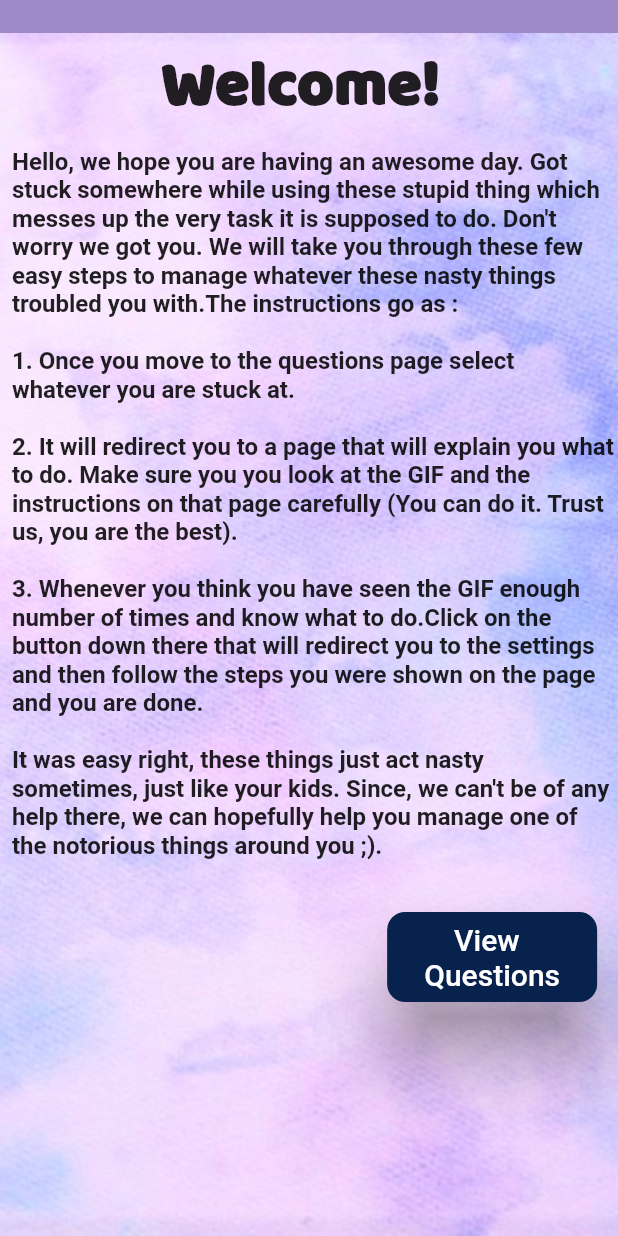
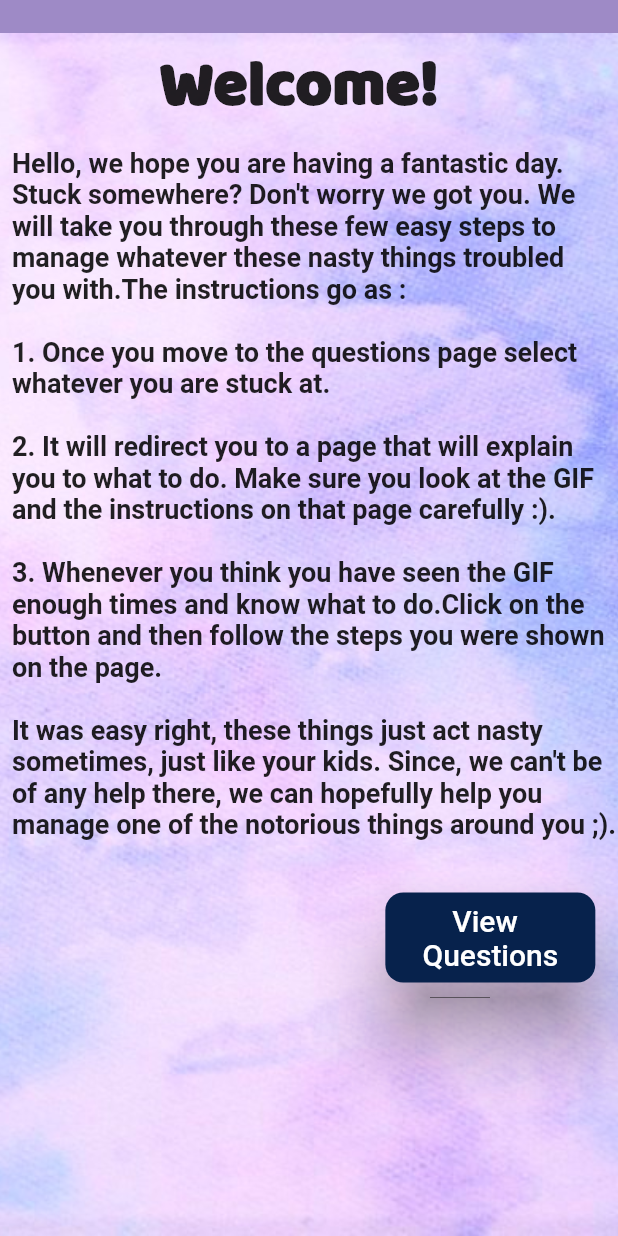
Before and after one commit to jahnavi2k/EldBud, a Flutter app: the screen it shows after launch, after a tap on "Let's Go!", on a phone screen of 412 x 824 dp. Run offline on Flutter 3.47's test engine with Material 2 defaults, Android fonts, the phone set to English and light mode, and no system bars; our stand-ins replace contacts_service, permission_handler; missing offline and left inert: app_settings, open_settings, system_settings; Roboto replaces fonts that are missing (Mon); project files that could hold a hidden picture were left out.

```diff
--- a/lib/main.dart
+++ b/lib/main.dart
@@ -1,5 +1,3 @@
-import 'dart:js';
-
 import 'package:we_project/splash.dart';
 import 'package:flutter/material.dart';
 import 'package:we_project/pages/questions.dart';
@@ -23,7 +21,7 @@ void main() {
       'airplane' : (context) => AirplaneMode(),
       'mobiledata' : (context) => MobileData(),
       'ringtonevolume' : (context) => RingtoneVolume(),
-      'contactlist': (context) => ContactList(),
+      'contactlist': (context) => Contacts(),
     },
   ));
 }
--- a/lib/pages/instructions.dart
+++ b/lib/pages/instructions.dart
@@ -44,22 +44,20 @@ class _InstructionsState extends State<Instructions> {
                     Padding(
                       padding: const EdgeInsets.fromLTRB(8.0, 0.0, 8.0, 0.0),
                       child: Text(
-                        'Hello, we hope you are having an awesome day. Got \nstuck somewhere while using these '
-                            'stupid thing which \nmesses up the very task it is supposed to do. Don\'t \nworry '
-                            'we got you. We will take you through these few \neasy steps to manage whatever these nasty things '
-                            '\ntroubled you with.The instructions go as : \n\n'
+                        'Hello, we hope you are having a fantastic day. \nStuck somewhere? Don\'t worry '
+                            'we got you. We \nwill take you through these few easy steps to \nmanage whatever these nasty things '
+                            'troubled \nyou with.The instructions go as : \n\n'
                             '1. Once you move to the questions page select \nwhatever you are stuck at.\n\n'
-                            '2. It will redirect you to a page that will explain you what \nto do.'
-                            ' Make sure you you look at the GIF and the \ninstructions on that page carefully (You can do it.'
-                            ' Trust \nus, you are the best).\n\n'
-                            '3. Whenever you think you have seen the GIF enough \nnumber of times and know what to do.'
-                            'Click on the \nbutton down there that will redirect you to the settings \nand then follow the steps '
-                            'you were shown on the page \nand you are done. \n\nIt was easy right, these things just act '
-                            'nasty \nsometimes, just like your kids. Since, we can\'t be of any \nhelp there, we can hopefully help '
-                            'you manage one of \nthe notorious things around you ;).',
+                            '2. It will redirect you to a page that will explain \nyou to what to do.'
+                            ' Make sure you look at the GIF \nand the instructions on that page carefully :).\n\n'
+                            '3. Whenever you think you have seen the GIF \nenough times and know what to do.'
+                            'Click on the \nbutton and then follow the steps '
+                            'you were shown \non the page. \n\nIt was easy right, these things just act '
+                            'nasty \nsometimes, just like your kids. Since, we can\'t be \nof any help there, we can hopefully help '
+                            'you \nmanage one of the notorious things around you ;).',
 
                         style: TextStyle(
-                          fontSize: 16.0,
+                          fontSize: 18.0,
                           fontWeight: FontWeight.bold,
                         ),
                       ),
--- a/lib/pages/questions.dart
+++ b/lib/pages/questions.dart
@@ -149,7 +149,7 @@ class _QuestionsState extends State<Questions> {
                       ),
                     ),
                     onPressed: () {
-                      OpenSettings.openAccessibilitySetting();
+                      OpenSettings.openDisplaySetting();
                     },
                     style: ElevatedButton.styleFrom(
                       fixedSize: Size(140.0,60.0),
```
